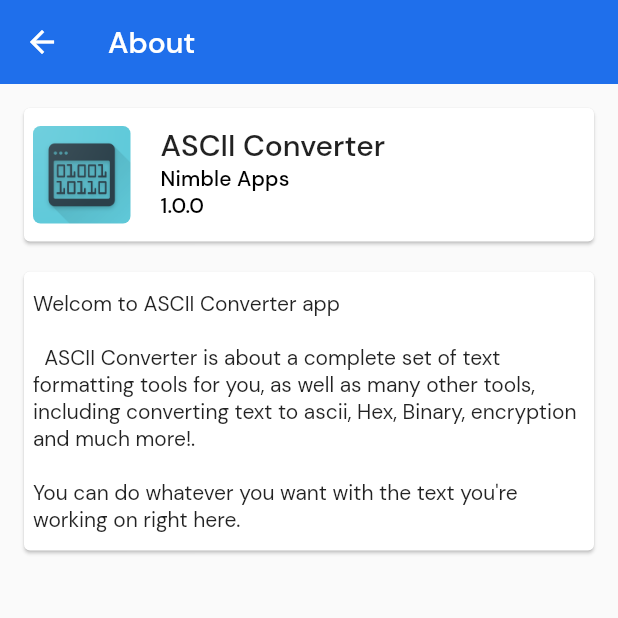
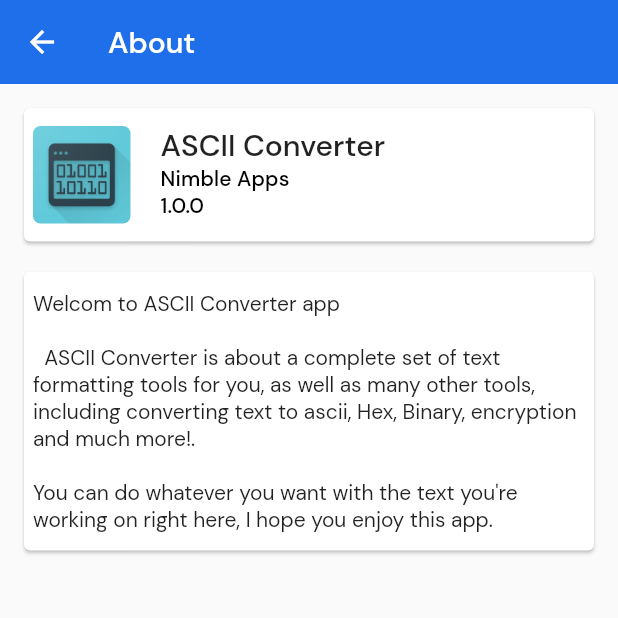
Before and after one commit to cmedamine/Ascii-Converter, a Flutter app: the AboutPage screen opened by its route, on a phone screen of 412 x 824 dp, the top half of it. Run offline on Flutter 3.47's test engine with Material 2 defaults, Android fonts, the phone set to English and light mode, and no system bars; our stand-ins replace bloc, equatable, flutter_bloc, font_awesome_flutter, share and 1 more; missing offline and left inert: clipboard, dart:ffi, remove_emoji.

Commit message:
deleted dm bold font and modified about page

```diff
--- a/lib/features/dcode/pages/about_page.dart
+++ b/lib/features/dcode/pages/about_page.dart
@@ -88,10 +88,9 @@
                   child: Text(
                     '''Welcom to ASCII Converter app
 
-  ASCII Converter is about a complete set of text formatting tools for you, as well as many other tools,
-including converting text to ascii, Hex, Binary, encryption and much more!.
+  ASCII Converter is about a complete set of text formatting tools for you, as well as many other tools, including converting text to ascii, Hex, Binary, encryption and much more!.
 
-You can do whatever you want with the text you're working on right here.''',
+You can do whatever you want with the text you're working on right here, I hope you enjoy this app.''',
                     style: TextStyle(
                       fontFamily: 'DMSans',
                     ),
--- a/pubspec.yaml
+++ b/pubspec.yaml
@@ -88,8 +88,7 @@
       fonts:
         - asset: assets/fonts/DMSans-Regular.ttf
         - asset: assets/fonts/DMSans-Medium.ttf
-        - asset: assets/fonts/DMSans-Bold.ttf
-          weight: 700
+          weight: 500
 
     # - family: SourceSansPro
     #   fonts:
```
Also changed, not shown: assets/fonts/DMSans-Bold.ttf (deleted).
